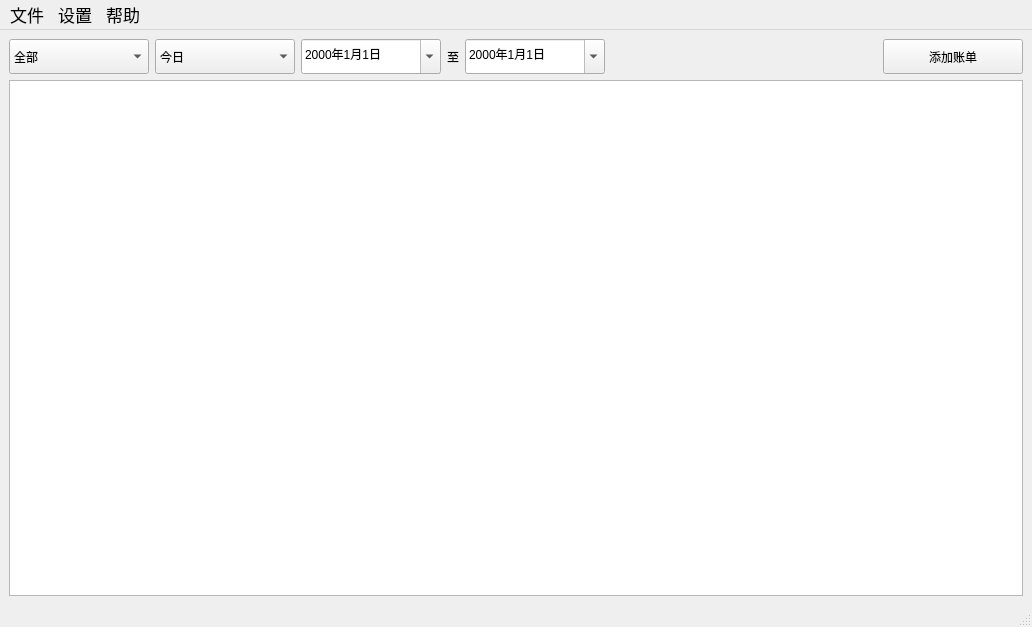
First picture: the form in src/ui/mainview.ui, repository xmujin/xledger, before the edit.
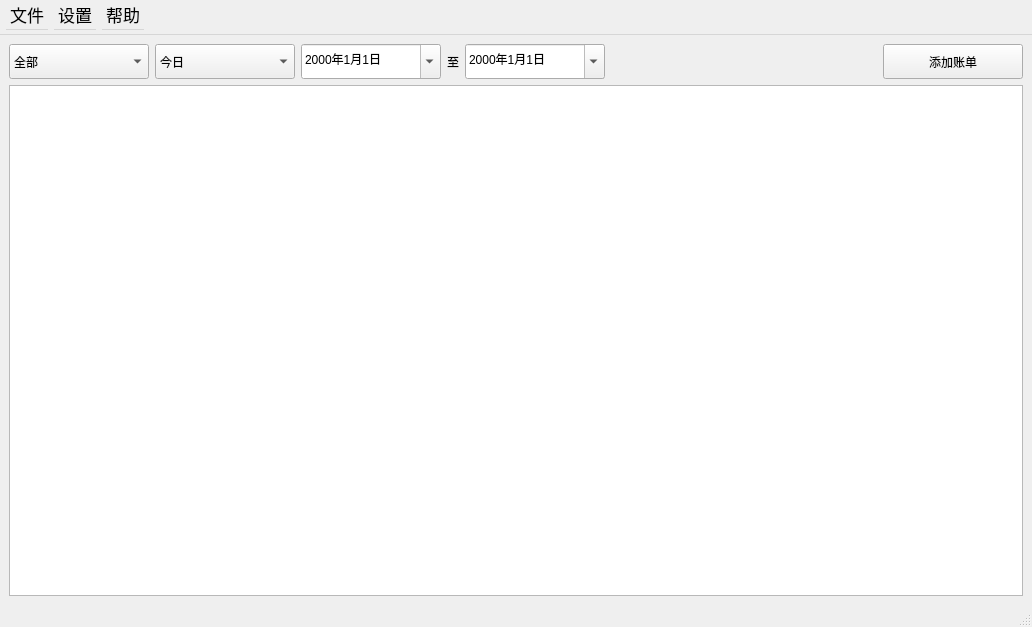
Second picture: the form after the edit. Custom widgets are drawn as their Qt base class.

What changed in the file:
```diff
--- a/src/ui/mainview.ui
+++ b/src/ui/mainview.ui
@@ -198,9 +198,15 @@
      <x>0</x>
      <y>0</y>
      <width>1032</width>
-     <height>33</height>
+     <height>35</height>
     </rect>
    </property>
+   <property name="minimumSize">
+    <size>
+     <width>0</width>
+     <height>35</height>
+    </size>
+   </property>
    <property name="font">
     <font>
      <pointsize>13</pointsize>
```
